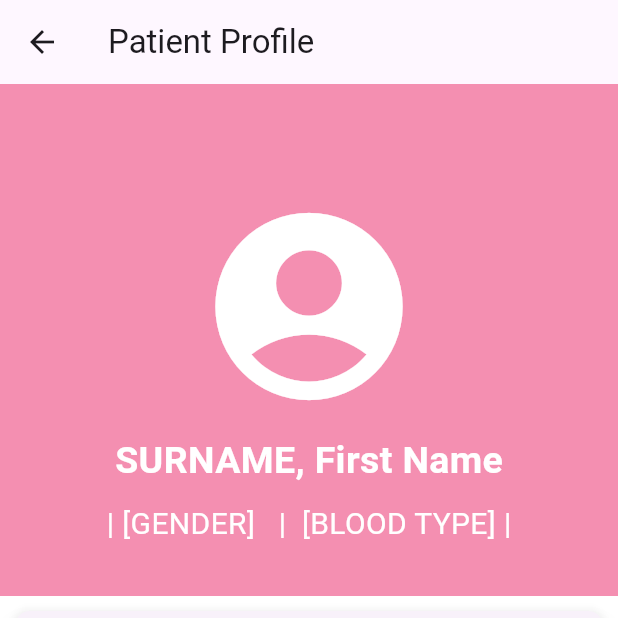
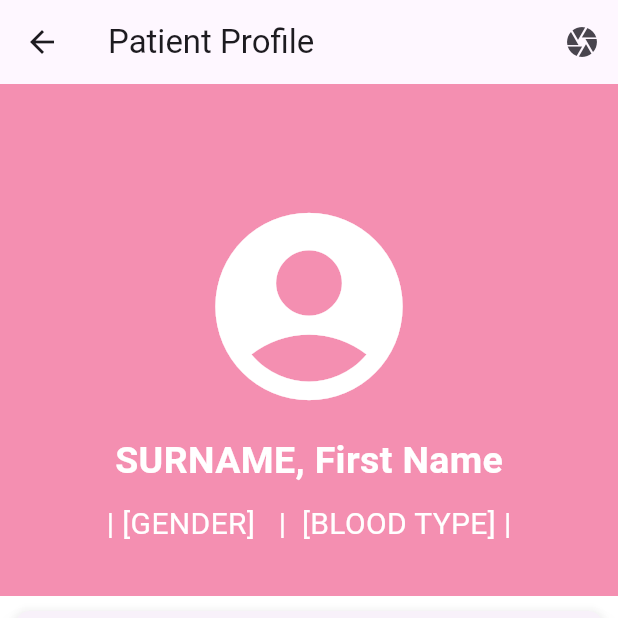
Before and after one commit to CSE396-Group10-2024/PAES-MOBILE-APPLICATION, a Flutter app: the PatientProfile screen opened directly with empty values, on a phone screen of 412 x 824 dp, the top half of it. Run offline on Flutter 3.47's test engine with Material 3 defaults, Android fonts, the phone set to English and light mode, and no system bars; missing offline and left inert: mongo_dart.

```diff
--- a/lib/patientProfile_page.dart
+++ b/lib/patientProfile_page.dart
@@ -1,3 +1,4 @@
+import 'package:cengproject/VideoStreamPage.dart';
 import 'exercise_card.dart';
 import 'package:flutter/material.dart';
 import 'patient_information.dart';
@@ -5,12 +6,12 @@ import 'patient_information.dart';
 class PatientProfile extends StatelessWidget {
   final Map<String, dynamic> patient;
 
-  const PatientProfile({super.key, required this.patient});
+  const PatientProfile({Key? key, required this.patient}) : super(key: key);
 
   @override
   Widget build(BuildContext context) {
     return Scaffold(
-      appBar: appBar(), //back button
+      appBar: appBar(context), //back button and camera icon
       body: Stack(
         children: <Widget>[
           Column(
@@ -64,9 +65,22 @@ class PatientProfile extends StatelessWidget {
     );
   }
 
-  PreferredSizeWidget appBar() {
+  PreferredSizeWidget appBar(BuildContext context) {
     return AppBar(
       title: const Text('Patient Profile'),
+      actions: [
+        IconButton(
+          icon: Icon(Icons.camera),
+          onPressed: () {
+            Navigator.push(
+              context,
+              MaterialPageRoute(
+                builder: (context) => VideoStreamPage(),
+              ),
+            );
+          },
+        ),
+      ],
     );
   }
 }
```
